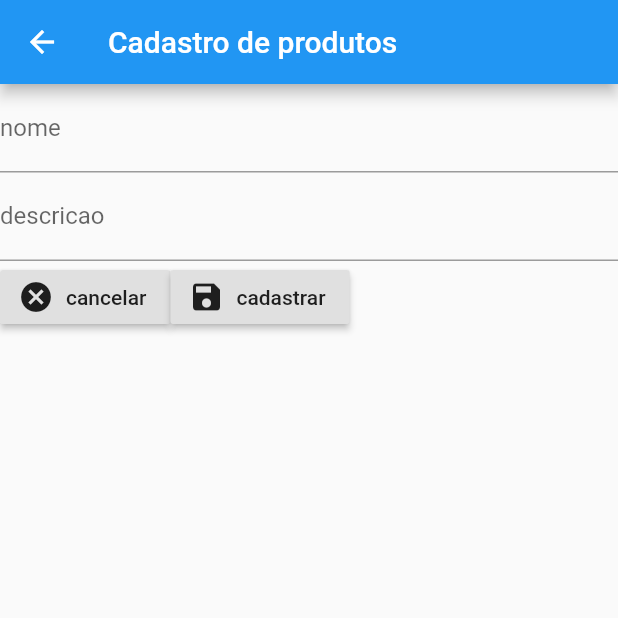
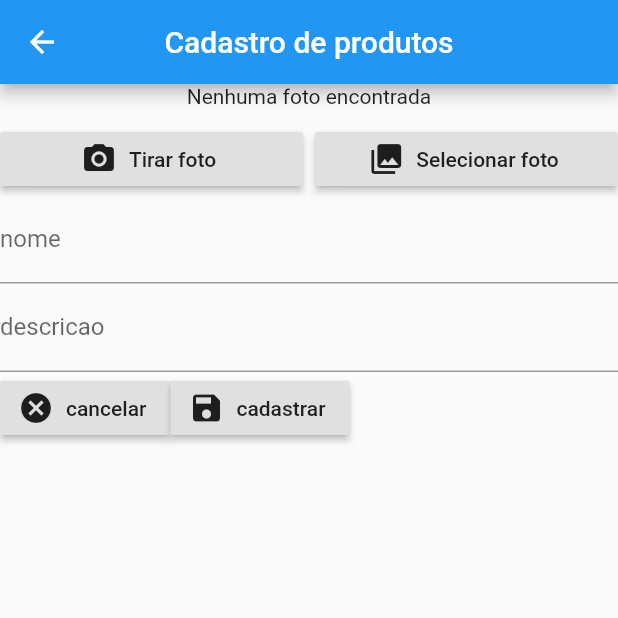
Before and after one commit to lucas-de-almeida/cadastro_produtos, a Flutter app: the screen it shows after launch, in the side drawer, after a tap on "Cadastro produto", on a phone screen of 412 x 824 dp, the top half of it. Run offline on Flutter 3.47's test engine with Material 2 defaults, Android fonts, the phone set to English and light mode, and no system bars; our stand-ins replace image_picker.

Commit message:
adicionado opção camera

```diff
--- a/lib/cadastro_produto.dart
+++ b/lib/cadastro_produto.dart
@@ -1,6 +1,9 @@
+import 'dart:io';
+
 import 'package:cadastro_produtos/data/mock_data.dart';
 import 'package:cadastro_produtos/produto.dart';
 import 'package:flutter/material.dart';
+import 'package:image_picker/image_picker.dart';
 
 class CasdastroProduto extends StatefulWidget {
   static String routeName = '/cadastro';
@@ -12,6 +15,19 @@ class _CasdastroProdutoState extends State<CasdastroProduto> {
   TextEditingController _nome = TextEditingController();
   TextEditingController _descricao = TextEditingController();
   Produto produto = Produto();
+  final _imagem = ImagePicker();
+  File _arquivo;
+
+  Future<void> _tiraFoto(ImageSource source) async {
+    var _pickFile = await _imagem.getImage(
+      source: source,
+    );
+    if (_pickFile != null) {
+      setState(() {
+        _arquivo = File(_pickFile.path);
+      });
+    }
+  }
 
   @override
   void dispose() {
@@ -32,9 +48,51 @@ class _CasdastroProdutoState extends State<CasdastroProduto> {
     return Scaffold(
       appBar: AppBar(
         title: Text('Cadastro de produtos'),
+        centerTitle: true,
       ),
       body: ListView(
         children: <Widget>[
+          //colocar o campo de imagem e botao de tirar e selecionar foto Image.file(File(path)) ,FileImage(File(path))
+          Column(
+            children: <Widget>[
+              _arquivo == null
+                  ? Text('Nenhuma foto encontrada')
+                  : FadeInImage(
+                      placeholder: AssetImage('assets/loading.gif'),
+                      image: FileImage(_arquivo),
+                    ),
+              SizedBox(
+                height: 10,
+              ),
+              Row(
+                children: <Widget>[
+                  Expanded(
+                    child: RaisedButton.icon(
+                      onPressed: () => _tiraFoto(
+                        ImageSource.camera,
+                      ),
+                      icon: Icon(Icons.camera_alt),
+                      label: Text('Tirar foto'),
+                    ),
+                  ),
+                  SizedBox(
+                    width: 8,
+                  ),
+                  Expanded(
+                    child: RaisedButton.icon(
+                      onPressed: () => _tiraFoto(
+                        ImageSource.gallery,
+                      ),
+                      icon: Icon(
+                        Icons.photo_library,
+                      ),
+                      label: Text('Selecionar foto'),
+                    ),
+                  ),
+                ],
+              )
+            ],
+          ),
           Form(
               child: Column(
             children: <Widget>[
```
Also changed, not shown: assets/loading.gif (added).
